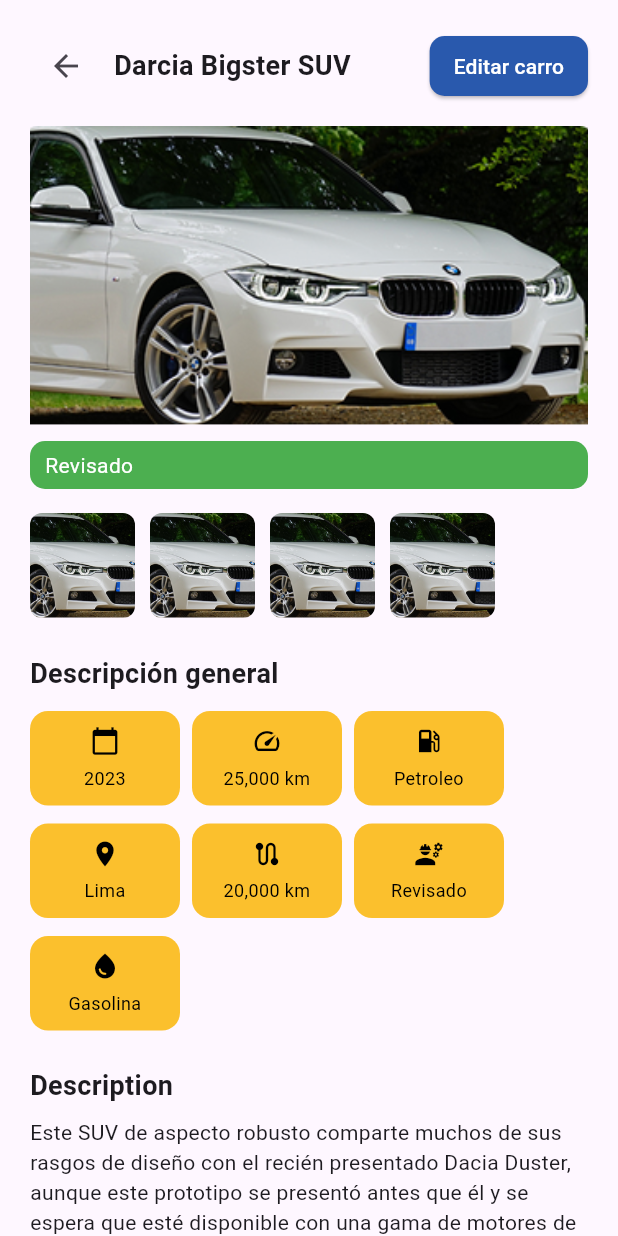
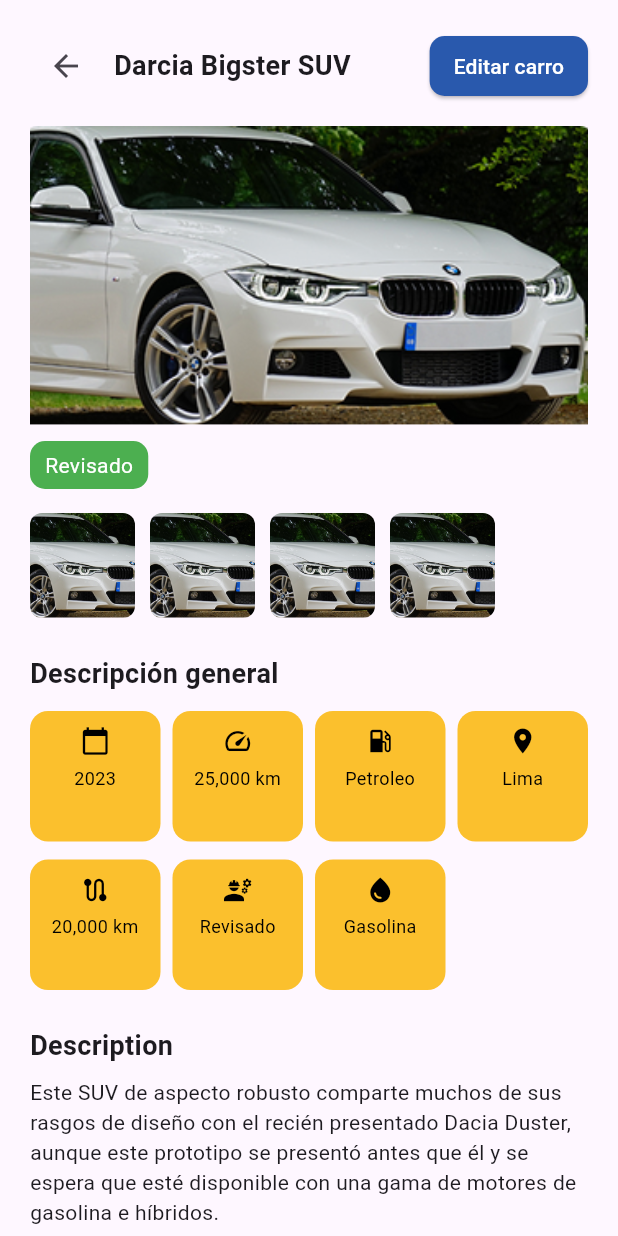
Before and after one commit to devtest-diseno-experimentos/car2go_mobile_app, a Flutter app: the CarDetailScreen screen opened directly, on a phone screen of 412 x 824 dp. Run offline on Flutter 3.47's test engine with Material 3 defaults, Android fonts, the light colour scheme and no system bars.

Commit message:
feat: fix box size

```diff
--- a/lib/seller/presentation/screens/car_detail_screen.dart
+++ b/lib/seller/presentation/screens/car_detail_screen.dart
@@ -49,6 +49,9 @@
             const SizedBox(height: 10),
 
             // Badge revisado
+            Row(
+              mainAxisAlignment: MainAxisAlignment.start,
+              children: [
                 Container(
                   padding: const EdgeInsets.symmetric(horizontal: 10, vertical: 6),
                   decoration: BoxDecoration(
@@ -56,6 +59,8 @@
                     borderRadius: BorderRadius.circular(10),
                   ),
                   child: const Text('Revisado', style: TextStyle(color: Colors.white)),
+                ),
+              ],
             ),
 
             const SizedBox(height: 16),
@@ -89,9 +94,13 @@
             const SizedBox(height: 12),
 
             // Specs
-            Wrap(
-              spacing: 8,
-              runSpacing: 12,
+            // Specs
+            GridView.count(
+              crossAxisCount: 4, // Número de columnas
+              crossAxisSpacing: 8,
+              mainAxisSpacing: 12,
+              shrinkWrap: true, // Permite que el GridView se ajuste al contenido
+              physics: const NeverScrollableScrollPhysics(), // Desactiva el scroll interno
               children: const [
                 _SpecIcon(icon: Icons.calendar_today, label: '2023'),
                 _SpecIcon(icon: Icons.speed, label: '25,000 km'),
--- a/lib/seller/presentation/screens/my_cars_screen.dart
+++ b/lib/seller/presentation/screens/my_cars_screen.dart
@@ -1,8 +1,7 @@
 import 'package:flutter/material.dart';
 import '../widgets/car_card.dart';
 import '../screens/car_form_screen.dart';
-import '../screens/car_detail_screen.dart'; // 👈 Importa la pantalla de detalle
-
+import '../screens/car_detail_screen.dart';
 class MyCarsScreen extends StatelessWidget {
   const MyCarsScreen({super.key});
 
```
Also changed, not shown: lib/seller/presentation/widgets/car_form_fields.dart (deleted), lib/seller/presentation/widgets/car_specs_grid.dart (deleted), lib/seller/presentation/widgets/image_slider.dart (deleted), lib/seller/presentation/widgets/status_badge.dart (deleted). Lines whose indentation alone changed are shown as unchanged.
